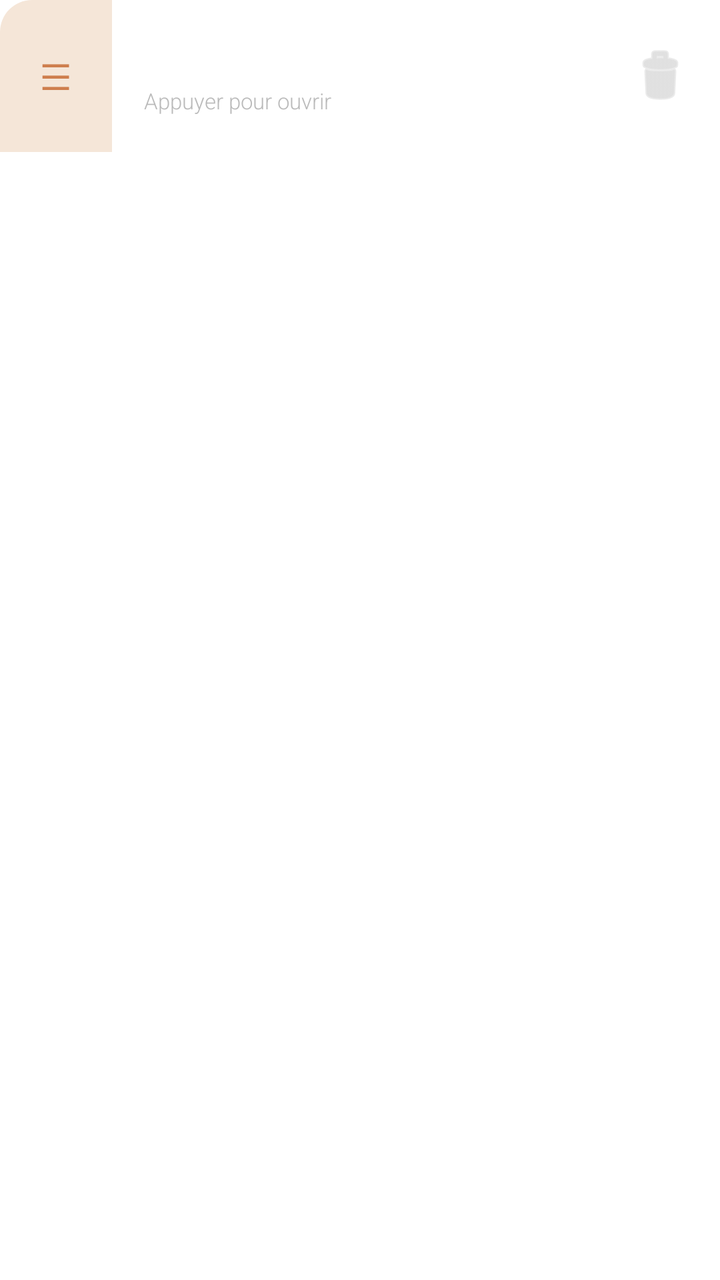
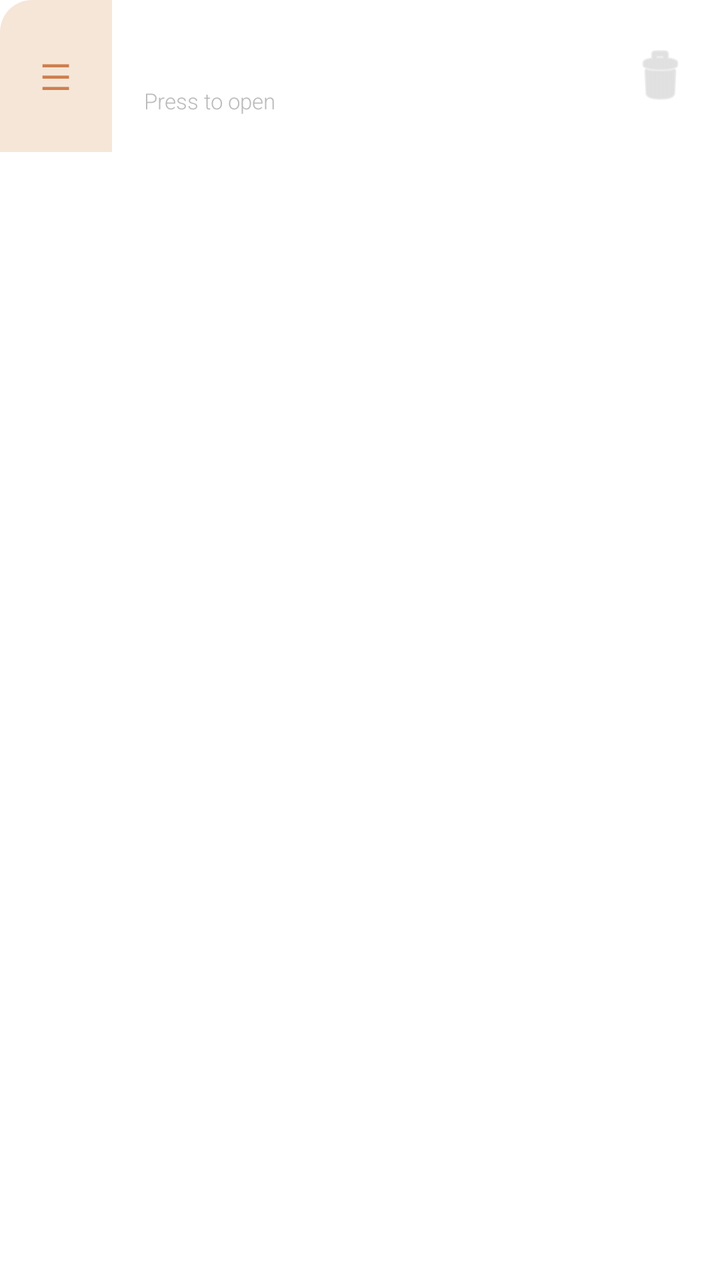

Before-and-after screenshots of an Android layout around one commit, followed by the original layout XML and the change that was made.
<!-- AndroidManifest.xml: application theme Theme.MiamList -->
<!-- res/layout/item_shopping_list.xml -->
<?xml version="1.0" encoding="utf-8"?>
<androidx.cardview.widget.CardView
    xmlns:android="http://schemas.android.com/apk/res/android"
    xmlns:app="http://schemas.android.com/apk/res-auto"
    android:layout_width="match_parent"
    android:layout_height="wrap_content"
    android:layout_marginBottom="10dp"
    app:cardBackgroundColor="#FFFFFF"
    app:cardElevation="0dp"
    app:cardCornerRadius="16dp"
    app:contentPadding="0dp">

    <LinearLayout
        android:layout_width="match_parent"
        android:layout_height="wrap_content"
        android:orientation="horizontal"
        android:gravity="center_vertical"
        android:minHeight="76dp">

        
        <FrameLayout
            android:layout_width="56dp"
            android:layout_height="match_parent"
            android:background="#F5E6D8"
            android:minHeight="76dp">

            <TextView
                android:layout_width="wrap_content"
                android:layout_height="wrap_content"
                android:layout_gravity="center"
                android:text="☰"
                android:textSize="18sp"
                android:textColor="#CE7E4D" />
        </FrameLayout>

        
        <LinearLayout
            android:layout_width="0dp"
            android:layout_height="wrap_content"
            android:layout_weight="1"
            android:orientation="vertical"
            android:paddingStart="16dp"
            android:paddingEnd="8dp"
            android:paddingTop="18dp"
            android:paddingBottom="18dp">

            <TextView
                android:id="@+id/tvListName"
                android:layout_width="match_parent"
                android:layout_height="wrap_content"
                android:textSize="16sp"
                android:fontFamily="sans-serif-light"
                android:textColor="#1A1A1A"
                android:letterSpacing="0.01"
                android:maxLines="1"
                android:ellipsize="end" />

            <TextView
                android:layout_width="wrap_content"
                android:layout_height="wrap_content"
                android:text="Appuyer pour ouvrir"
                android:textSize="11sp"
                android:fontFamily="sans-serif-light"
                android:textColor="#BBBBBB"
                android:layout_marginTop="3dp" />
        </LinearLayout>

        
        <ImageButton
            android:id="@+id/btnDeleteList"
            android:layout_width="44dp"
            android:layout_height="44dp"
            android:layout_marginEnd="8dp"
            android:src="@android:drawable/ic_menu_delete"
            android:background="?attr/selectableItemBackgroundBorderless"
            android:contentDescription="Supprimer"
            android:tint="#CCCCCC" />

    </LinearLayout>

</androidx.cardview.widget.CardView>
<!-- resources referenced by this layout -->
<resources>
  <style name="Theme.MiamList" parent="Base.Theme.MiamList" />
  <style name="Base.Theme.MiamList" parent="Theme.Material3.Light.NoActionBar">
          
          <item name="colorPrimary">@color/accent</item>
          <item name="colorOnPrimary">@color/on_accent</item>
          <item name="colorPrimaryContainer">@color/accent_light</item>
          <item name="colorOnPrimaryContainer">@color/on_surface</item>
  
          
          <item name="colorSurface">@color/background</item>
          <item name="colorOnSurface">@color/on_surface</item>
          <item name="colorSurfaceVariant">@color/surface</item>
          <item name="android:colorBackground">@color/background</item>
          <item name="android:windowBackground">@color/background</item>
  
          
          <item name="colorOutline">@color/outline</item>
  
          
          <item name="android:fontFamily">sans-serif-light</item>
  
          
          <item name="elevationOverlayEnabled">false</item>
      </style>
  <color name="accent">#CE7E4D</color>
  <color name="on_accent">#FFFFFF</color>
  <color name="accent_light">#F5E6D8</color>
  <color name="on_surface">#1A1A1A</color>
  <color name="background">#FFFFFF</color>
  <color name="surface">#FAFAFA</color>
  <color name="outline">#D0D0D0</color>
</resources>

<!-- the commit's change to res/layout/item_shopping_list.xml (unified diff, before → after) -->
@@ -58,7 +58,7 @@
             <TextView
                 android:layout_width="wrap_content"
                 android:layout_height="wrap_content"
-                android:text="Appuyer pour ouvrir"
+                android:text="@string/press_to_open"
                 android:textSize="11sp"
                 android:fontFamily="sans-serif-light"
                 android:textColor="#BBBBBB"
@@ -73,8 +73,8 @@
             android:layout_marginEnd="8dp"
             android:src="@android:drawable/ic_menu_delete"
             android:background="?attr/selectableItemBackgroundBorderless"
-            android:contentDescription="Supprimer"
-            android:tint="#CCCCCC" />
+            android:contentDescription="@string/delete"
+            app:tint="#CCCCCC" />
 
     </LinearLayout>
 
<!-- resource entries referenced after the edit -->
@@ -1,5 +1,7 @@
 <!-- resources referenced by this layout -->
 <resources>
+  <string name="delete">Delete</string>
+  <string name="press_to_open">Press to open</string>
   <style name="Theme.MiamList" parent="Base.Theme.MiamList" />
   <style name="Base.Theme.MiamList" parent="Theme.Material3.Light.NoActionBar">
           
